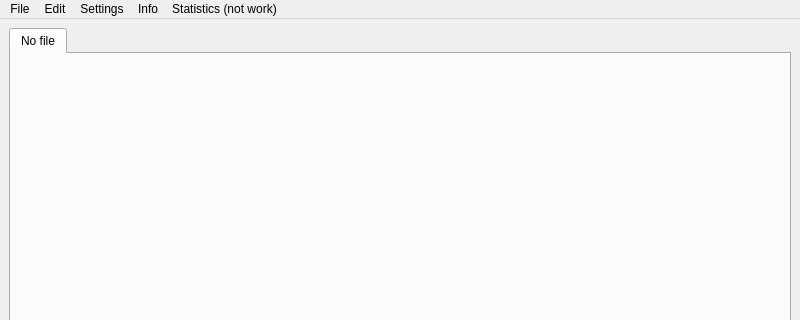
First picture: the form in mainwindow.ui, repository Andrei-Raev/ElectricalComponents, before the edit; both pictures show x 0 to 800 and y 0 to 320 of the 800 by 600 pixel window.
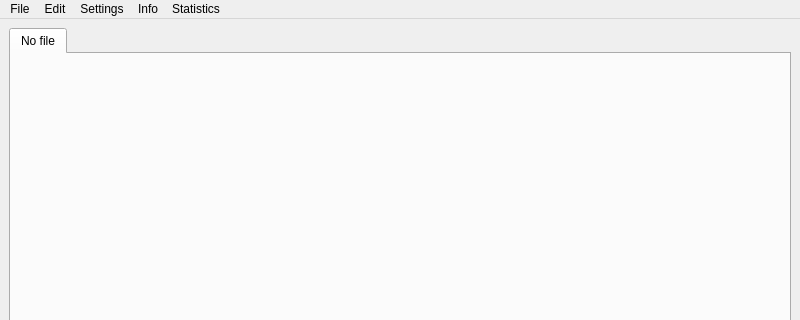
Second picture: the form after the edit.

Patch:
```diff
--- a/mainwindow.ui
+++ b/mainwindow.ui
@@ -80,16 +80,16 @@
     <addaction name="actionFind"/>
     <addaction name="actionExit_Find"/>
    </widget>
-   <widget class="QMenu" name="menuStatistics_not_work">
+   <widget class="QMenu" name="menuStatistics">
     <property name="title">
-     <string>Statistics (not work)</string>
+     <string>Statistics</string>
     </property>
    </widget>
    <addaction name="menuFile"/>
    <addaction name="menuEdit"/>
    <addaction name="menuSettings"/>
    <addaction name="menuInfo"/>
-   <addaction name="menuStatistics_not_work"/>
+   <addaction name="menuStatistics"/>
   </widget>
   <widget class="QStatusBar" name="statusbar"/>
   <action name="actionRussian">
```
Left out of the diff: 6 changed lines with no effect on the pictures.
